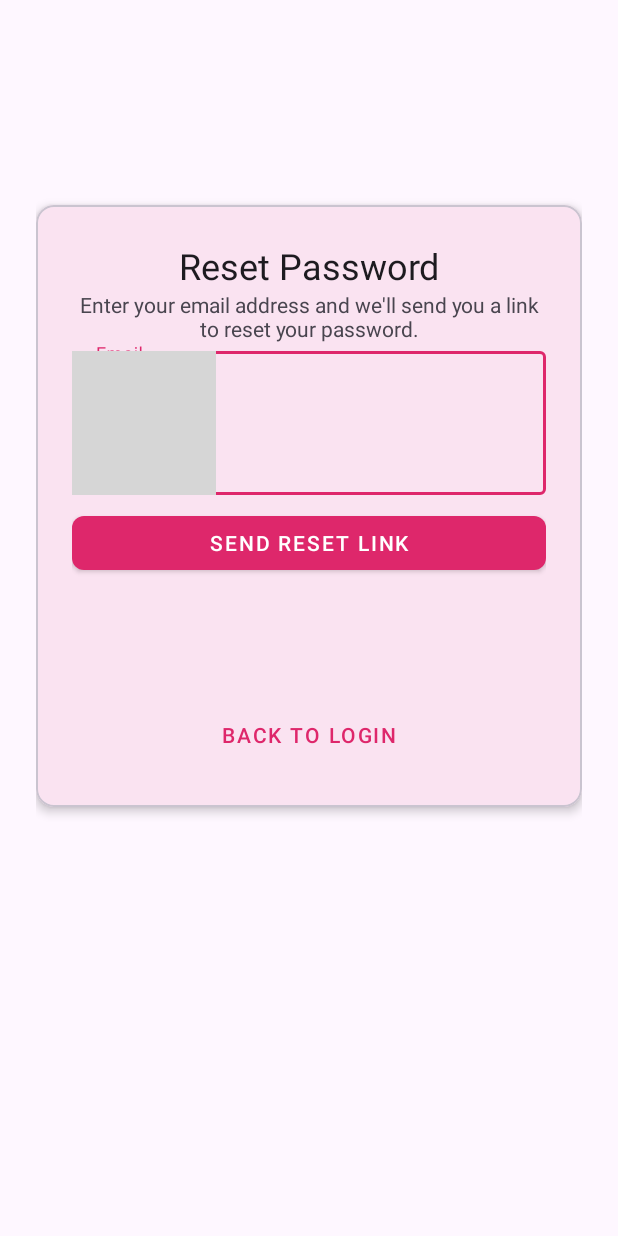
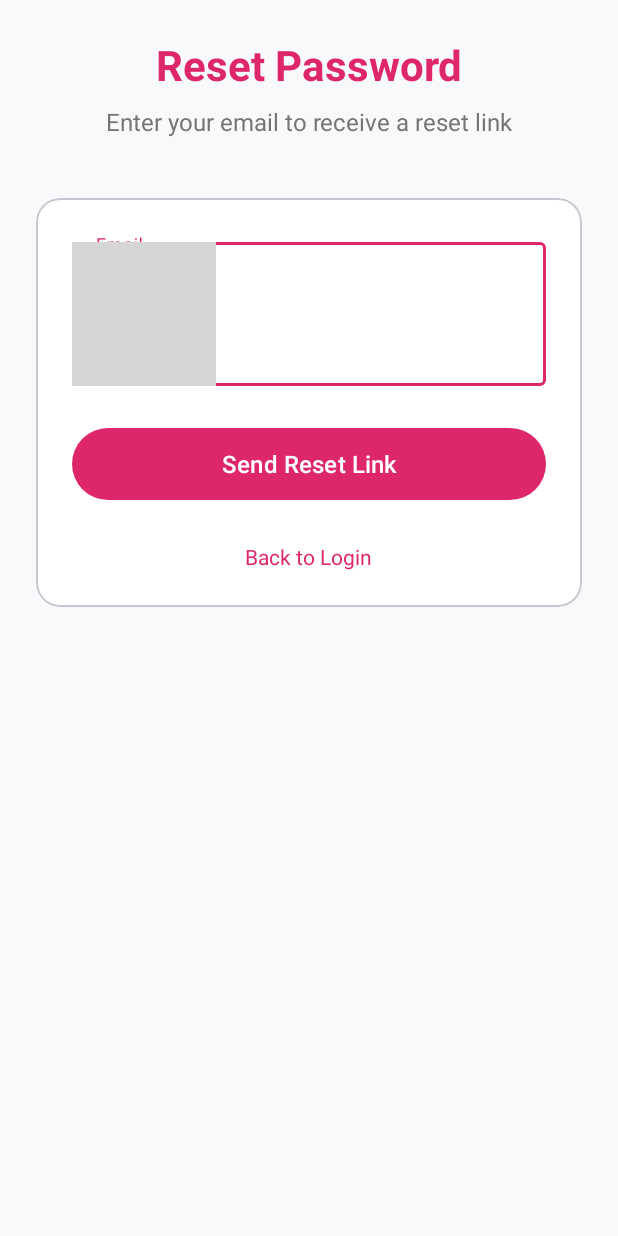
Before and after one commit to pavithrabhat9/StreeRaksha, an Android app: the ForgotPasswordActivity screen opened directly, with no data from a screen before it, on a phone screen of 412 x 824 dp. Run offline under Robolectric (Android 15) with nearby library versions, the phone set to English and light mode, and no system bars; our stand-ins replace Firebase (no records; nobody signed in at launch, a user with empty details on screens opened directly); grey boxes are pictures that could not be loaded.

Commit message:
Fixed the minor changes in Registration, Login and Password reset page

```diff
--- a/app/src/main/java/com/example/myapp/ForgotPasswordActivity.kt
+++ b/app/src/main/java/com/example/myapp/ForgotPasswordActivity.kt
@@ -37,7 +37,7 @@ class ForgotPasswordActivity : AppCompatActivity() {
         }
 
         // Handle Back to Login button click
-        binding.btnBackToLogin.setOnClickListener {
+        binding.tvBackToLogin.setOnClickListener {
             finish()
         }
     }
--- a/app/src/main/java/com/example/myapp/ProfileFragment.kt
+++ b/app/src/main/java/com/example/myapp/ProfileFragment.kt
@@ -1,17 +1,48 @@
 package com.example.myapp
 
+import android.content.Intent
 import android.os.Bundle
 import android.view.LayoutInflater
 import android.view.View
 import android.view.ViewGroup
+import android.widget.Button
 import androidx.fragment.app.Fragment
+import com.google.firebase.auth.FirebaseAuth
+import com.example.myapp.UserManager
 
 class ProfileFragment : Fragment() {
+
+    private lateinit var auth: FirebaseAuth
+
     override fun onCreateView(
         inflater: LayoutInflater,
         container: ViewGroup?,
         savedInstanceState: Bundle?
     ): View? {
+        // Initialize Firebase Auth
+        auth = FirebaseAuth.getInstance()
         return inflater.inflate(R.layout.fragment_profile, container, false)
     }
+
+    override fun onViewCreated(view: View, savedInstanceState: Bundle?) {
+        super.onViewCreated(view, savedInstanceState)
+
+        val btnLogout: Button = view.findViewById(R.id.btnLogout)
+        btnLogout.setOnClickListener {
+            // Sign out from Firebase
+            auth.signOut()
+
+            // Clear the UserManager session
+            activity?.let { context ->
+                UserManager.getInstance(context).logout()
+            }
+
+            // Navigate to LoginActivity
+            val intent = Intent(activity, LoginActivity::class.java).apply {
+                flags = Intent.FLAG_ACTIVITY_NEW_TASK or Intent.FLAG_ACTIVITY_CLEAR_TASK
+            }
+            startActivity(intent)
+            activity?.finish()
+        }
+    }
 }
--- a/app/src/main/res/layout/activity_forgot_password.xml
+++ b/app/src/main/res/layout/activity_forgot_password.xml
@@ -1,109 +1,97 @@
 <?xml version="1.0" encoding="utf-8"?>
 <androidx.constraintlayout.widget.ConstraintLayout xmlns:android="http://schemas.android.com/apk/res/android"
     xmlns:app="http://schemas.android.com/apk/res-auto"
-    xmlns:tools="http://schemas.android.com/tools"
     android:layout_width="match_parent"
     android:layout_height="match_parent"
-    android:padding="24dp"
-    tools:context=".ForgotPasswordActivity">
+    android:background="@color/surface_secondary">
+
+    <!-- Removed ImageView with id ivLogo -->
+
+    <TextView
+        android:id="@+id/tvWelcome"
+        android:layout_width="wrap_content"
+        android:layout_height="wrap_content"
+        android:layout_marginTop="24dp"
+        android:text="Reset Password"
+        android:textColor="@color/electric_blue"
+        android:textSize="28sp"
+        android:textStyle="bold"
+        app:layout_constraintEnd_toEndOf="parent"
+        app:layout_constraintStart_toStartOf="parent"
+        app:layout_constraintTop_toTopOf="parent" />
+
+    <TextView
+        android:id="@+id/tvSubtitle"
+        android:layout_width="wrap_content"
+        android:layout_height="wrap_content"
+        android:layout_marginTop="8dp"
+        android:text="Enter your email to receive a reset link"
+        android:textColor="#757575"
+        android:textSize="16sp"
+        app:layout_constraintEnd_toEndOf="parent"
+        app:layout_constraintStart_toStartOf="parent"
+        app:layout_constraintTop_toBottomOf="@id/tvWelcome" />
 
     <com.google.android.material.card.MaterialCardView
         android:layout_width="match_parent"
         android:layout_height="wrap_content"
-        app:cardCornerRadius="12dp"
-        app:cardElevation="4dp"
-        app:layout_constraintBottom_toBottomOf="parent"
-        app:layout_constraintEnd_toEndOf="parent"
-        app:layout_constraintStart_toStartOf="parent"
-        app:layout_constraintTop_toTopOf="parent"
-        app:layout_constraintVertical_bias="0.3">
+        android:layout_marginHorizontal="24dp"
+        android:layout_marginTop="40dp"
+        app:cardBackgroundColor="@color/white"
+        app:cardCornerRadius="16dp"
+        app:cardElevation="0dp"
+        app:layout_constraintTop_toBottomOf="@id/tvSubtitle">
 
-        <androidx.constraintlayout.widget.ConstraintLayout
+        <LinearLayout
             android:layout_width="match_parent"
             android:layout_height="wrap_content"
+            android:orientation="vertical"
             android:padding="24dp">
-
-            <com.google.android.material.textview.MaterialTextView
-                android:id="@+id/tvTitle"
-                style="@style/TextAppearance.MaterialComponents.Headline5"
-                android:layout_width="match_parent"
-                android:layout_height="wrap_content"
-                android:layout_marginBottom="24dp"
-                android:gravity="center"
-                android:text="Reset Password"
-                android:textAlignment="center"
-                app:layout_constraintEnd_toEndOf="parent"
-                app:layout_constraintStart_toStartOf="parent"
-                app:layout_constraintTop_toTopOf="parent" />
-
-            <com.google.android.material.textview.MaterialTextView
-                android:id="@+id/tvInstructions"
-                android:layout_width="match_parent"
-                android:layout_height="wrap_content"
-                android:layout_marginBottom="24dp"
-                android:text="Enter your email address and we'll send you a link to reset your password."
-                android:textAlignment="center"
-                app:layout_constraintEnd_toEndOf="parent"
-                app:layout_constraintStart_toStartOf="parent"
-                app:layout_constraintTop_toBottomOf="@id/tvTitle" />
 
             <com.google.android.material.textfield.TextInputLayout
                 android:id="@+id/tilEmail"
                 style="@style/Widget.MaterialComponents.TextInputLayout.OutlinedBox"
                 android:layout_width="match_parent"
                 android:layout_height="wrap_content"
-                android:layout_marginBottom="16dp"
                 android:hint="Email"
-                app:startIconDrawable="@drawable/ic_email"
-                app:layout_constraintEnd_toEndOf="parent"
-                app:layout_constraintStart_toStartOf="parent"
-                app:layout_constraintTop_toBottomOf="@id/tvInstructions">
+                app:boxStrokeColor="@color/electric_blue"
+                app:hintTextColor="@color/electric_blue"
+                app:startIconDrawable="@drawable/ic_email">
 
                 <com.google.android.material.textfield.TextInputEditText
                     android:id="@+id/etEmail"
                     android:layout_width="match_parent"
                     android:layout_height="wrap_content"
-                    android:inputType="textEmailAddress"
-                    android:maxLines="1" />
-
+                    android:inputType="textEmailAddress" />
             </com.google.android.material.textfield.TextInputLayout>
 
             <com.google.android.material.button.MaterialButton
                 android:id="@+id/btnResetPassword"
-                style="@style/Widget.MaterialComponents.Button"
                 android:layout_width="match_parent"
-                android:layout_height="wrap_content"
-                android:layout_marginTop="8dp"
+                android:layout_height="56dp"
+                android:layout_marginTop="24dp"
                 android:text="Send Reset Link"
-                app:cornerRadius="8dp"
-                app:layout_constraintEnd_toEndOf="parent"
-                app:layout_constraintStart_toStartOf="parent"
-                app:layout_constraintTop_toBottomOf="@id/tilEmail" />
+                android:textSize="16sp"
+                app:cornerRadius="28dp" />
 
             <ProgressBar
                 android:id="@+id/progressBar"
-                style="?android:attr/progressBarStyle"
+                style="?android:attr/progressBarStyleLarge"
                 android:layout_width="wrap_content"
                 android:layout_height="wrap_content"
+                android:layout_gravity="center"
+                android:layout_marginTop="24dp"
                 android:visibility="gone"
-                app:layout_constraintBottom_toBottomOf="parent"
-                app:layout_constraintEnd_toEndOf="parent"
-                app:layout_constraintStart_toStartOf="parent"
-                app:layout_constraintTop_toBottomOf="@id/btnResetPassword"
-                tools:visibility="visible" />
+                android:indeterminateTint="@color/electric_blue" />
 
-            <com.google.android.material.button.MaterialButton
-                android:id="@+id/btnBackToLogin"
-                style="@style/Widget.MaterialComponents.Button.TextButton"
+            <TextView
+                android:id="@+id/tvBackToLogin"
                 android:layout_width="wrap_content"
                 android:layout_height="wrap_content"
-                android:layout_marginTop="16dp"
+                android:layout_gravity="center"
+                android:layout_marginTop="24dp"
                 android:text="Back to Login"
-                app:layout_constraintEnd_toEndOf="parent"
-                app:layout_constraintStart_toStartOf="parent"
-                app:layout_constraintTop_toBottomOf="@id/progressBar" />
-
-        </androidx.constraintlayout.widget.ConstraintLayout>
+                android:textColor="@color/electric_blue" />
+        </LinearLayout>
     </com.google.android.material.card.MaterialCardView>
-
 </androidx.constraintlayout.widget.ConstraintLayout>
--- a/app/src/main/res/layout/activity_registration.xml
+++ b/app/src/main/res/layout/activity_registration.xml
@@ -85,8 +85,7 @@
                     android:hint="@string/full_name"
                     app:boxStrokeColor="@color/electric_blue"
                     app:hintTextColor="@color/electric_blue"
-                    app:startIconDrawable="@drawable/ic_person"
-                    app:startIconTint="@color/electric_blue">
+                    app:startIconDrawable="@drawable/ic_person">
 
                     <com.google.android.material.textfield.TextInputEditText
                         android:id="@+id/etName"
@@ -105,8 +104,7 @@
                     android:hint="@string/phone"
                     app:boxStrokeColor="@color/electric_blue"
                     app:hintTextColor="@color/electric_blue"
-                    app:startIconDrawable="@drawable/ic_phone"
-                    app:startIconTint="@color/electric_blue">
+                    app:startIconDrawable="@drawable/ic_phone">
 
                     <com.google.android.material.textfield.TextInputEditText
                         android:id="@+id/etPhone"
@@ -114,8 +112,6 @@
                         android:layout_height="wrap_content"
                         android:inputType="phone" />
                 </com.google.android.material.textfield.TextInputLayout>
-
-
 
                 <!-- Email -->
                 <com.google.android.material.textfield.TextInputLayout
@@ -126,7 +122,8 @@
                     android:layout_marginTop="16dp"
                     android:hint="@string/email"
                     app:boxStrokeColor="@color/electric_blue"
-                    app:hintTextColor="@color/electric_blue">
+                    app:hintTextColor="@color/electric_blue"
+                    app:startIconDrawable="@drawable/ic_email">
 
                     <com.google.android.material.textfield.TextInputEditText
                         android:id="@+id/etEmail"
@@ -146,7 +143,8 @@
                     android:hint="@string/password"
                     app:boxStrokeColor="@color/electric_blue"
                     app:hintTextColor="@color/electric_blue"
-                    app:passwordToggleEnabled="true">
+                    app:passwordToggleEnabled="true"
+                    app:passwordToggleDrawable="@drawable/design_password_eye">
 
                     <com.google.android.material.textfield.TextInputEditText
                         android:id="@+id/etPassword"
@@ -166,7 +164,8 @@
                     android:hint="@string/confirm_password"
                     app:boxStrokeColor="@color/electric_blue"
                     app:hintTextColor="@color/electric_blue"
-                    app:passwordToggleEnabled="true">
+                    app:passwordToggleEnabled="true"
+                    app:passwordToggleDrawable="@drawable/design_password_eye">
 
                     <com.google.android.material.textfield.TextInputEditText
                         android:id="@+id/etConfirmPassword"
--- a/app/src/main/res/layout/fragment_profile.xml
+++ b/app/src/main/res/layout/fragment_profile.xml
@@ -18,4 +18,17 @@
         android:textStyle="bold"
         android:textColor="@color/Onyx" />
 
+    <Button
+        android:id="@+id/btnLogout"
+        android:layout_width="137dp"
+        android:layout_height="wrap_content"
+        android:layout_marginTop="250dp"
+        android:layout_marginStart="140dp"
+        android:layout_marginEnd="16dp"
+        android:layout_marginBottom="16dp"
+        android:text="@string/logout"
+        app:layout_constraintBottom_toBottomOf="parent"
+        app:layout_constraintEnd_toEndOf="parent"
+        app:layout_constraintStart_toStartOf="parent" />
+
 </androidx.coordinatorlayout.widget.CoordinatorLayout>
--- a/app/src/main/res/values/strings.xml
+++ b/app/src/main/res/values/strings.xml
@@ -171,6 +171,7 @@
     <string name="gender_required">Please select your gender</string>
     <string name="dob_required">Date of birth is required</string>
     <string name="please_accept_terms">Please accept the terms to continue</string>
+    <string name="logout">Logout</string>
 
     <!-- Dropdown options -->
     <string-array name="gender_options">
```
